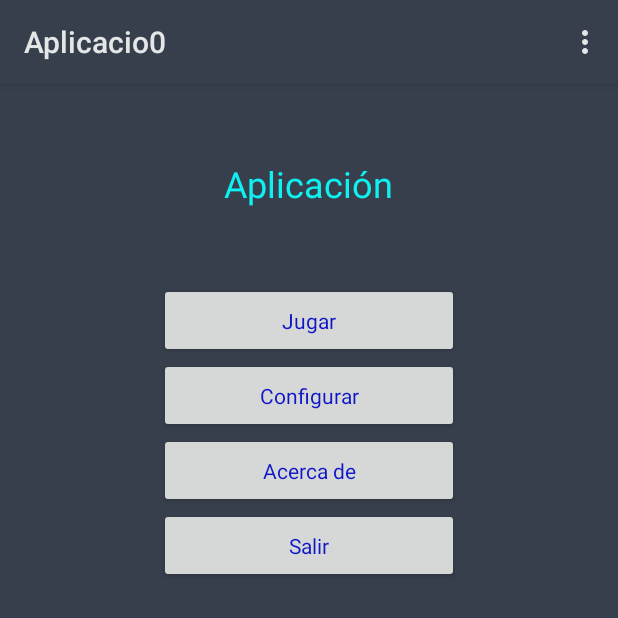
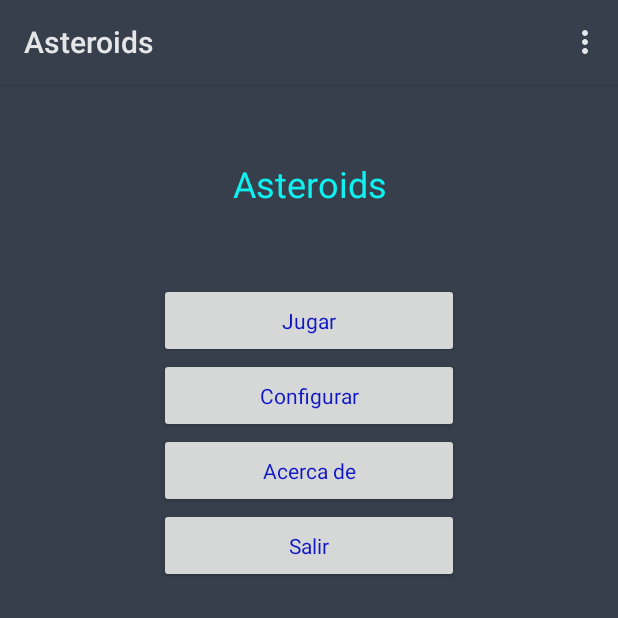
Before and after one commit to jonathansa-98/Aplicacio27, an Android app: the MainActivity screen opened directly, with no data from a screen before it, on a phone screen of 412 x 824 dp, the top half of it. Run offline under Robolectric (Android 15) with nearby library versions, the light colour scheme and no system bars; 1 statement that could not run was skipped.

```diff
--- a/app/src/main/res/layout-land/activity_main.xml
+++ b/app/src/main/res/layout-land/activity_main.xml
@@ -18,7 +18,7 @@
             android:layout_gravity="center_horizontal"
             android:gravity="center"
             android:padding="60dp"
-            android:text="Aplicación"
+            android:text="@string/app_name"
             android:textSize="25dp" />
 
         <android.gesture.GestureOverlayView
--- a/app/src/main/res/values/strings.xml
+++ b/app/src/main/res/values/strings.xml
@@ -1,7 +1,7 @@
 <?xml version="1.0" encoding="utf-8"?>
 <resources>
-    <string name="app_name">Aplicacio0</string>
-    <string name="app_title">Aplicación</string>
+    <string name="app_name">Asteroids</string>
+    <string name="app_title">Asteroids</string>
     <string name="btn_jugar">Jugar</string>
     <string name="btn_config">Configurar</string>
     <string name="btn_acerca">Acerca de</string>
```
Also changed, not shown: app/src/main/res/drawable/asteroide1.png, app/src/main/res/drawable/asteroide2.png, app/src/main/res/drawable/asteroide3.png, app/src/main/res/drawable/fons.jpg (deleted), app/src/main/res/drawable/missil1.png, app/src/main/res/drawable/missil2.png, app/src/main/res/drawable/missil3.png, app/src/main/res/drawable/nau.png, app/src/main/res/drawable/nau_foc.png, 2 other files.
